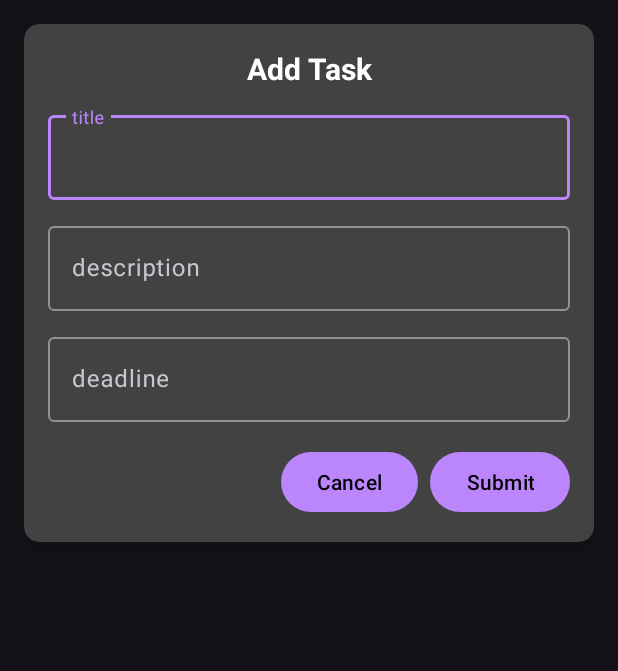
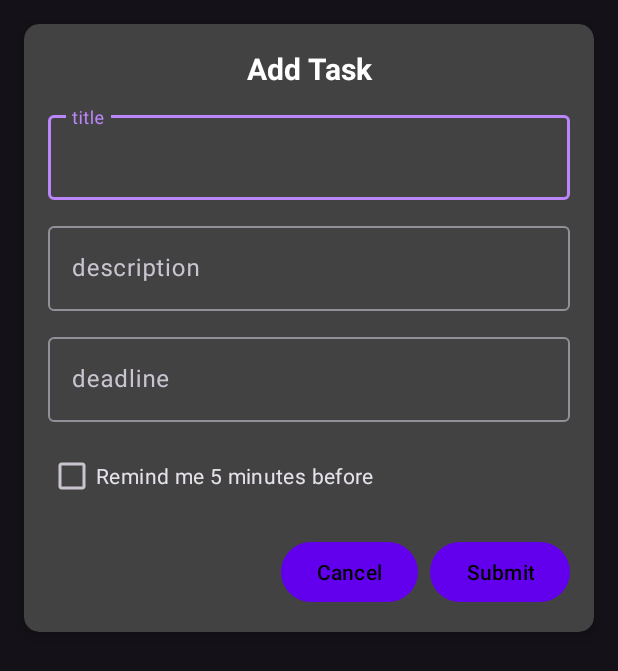
Before and after one commit to fatimaNoori77/TaskManager-MVVM-Clean, an Android app: the layout dialog_add_task.xml on its own in the app's theme, with its tools: preview values and no code run, on a phone screen of 412 x 824 dp. Shown: the top 671 px of the screen. Run offline under Robolectric (Android 15) with nearby library versions, the phone set to English and light mode, and no system bars; network calls fail.

Commit message:
set alarm manager optional(5 minutes before deadline)

```diff
--- a/app/src/main/java/ir/noori/taskmanager/data/alarm/AlarmScheduler.kt
+++ b/app/src/main/java/ir/noori/taskmanager/data/alarm/AlarmScheduler.kt
@@ -11,6 +11,8 @@ import ir.noori.taskmanager.domain.model.Task
 class AlarmScheduler(private val context: Context) {
 
     fun schedule(task: Task) {
+        if(!task.reminderTime) return
+
         val reminderTime = task.dueDate
         val adjustedReminderTime = reminderTime - 5 * 60 * 1000
         val intent = Intent(context, AlarmReceiver::class.java).apply {
--- a/app/src/main/java/ir/noori/taskmanager/data/mapper/TaskMapper.kt
+++ b/app/src/main/java/ir/noori/taskmanager/data/mapper/TaskMapper.kt
@@ -22,7 +22,7 @@ fun Task.toEntity(): TaskEntity {
         description = description ?: "",
         isDone = isDone,
         dueDate = dueDate,
-        reminderTime = reminderTime ?: 0L
+        reminderTime = reminderTime
     )
 }
 
@@ -33,7 +33,7 @@ fun TaskDto.toDomain(): Task {
         description = "",
         isDone = isDone,
         dueDate = 0L,
-        reminderTime = 0L
+        reminderTime = false
     )
 }
 
@@ -43,5 +43,5 @@ fun TaskDto.toEntity(): TaskEntity = TaskEntity(
     description = "",
     isDone = isDone,
     dueDate = 0L,
-    reminderTime = 0L
+    reminderTime = false
 )
--- a/app/src/main/java/ir/noori/taskmanager/data/model/TaskEntity.kt
+++ b/app/src/main/java/ir/noori/taskmanager/data/model/TaskEntity.kt
@@ -11,5 +11,5 @@ data class TaskEntity(
     var description: String,
     var isDone: Boolean = false,
     var dueDate: Long= 0,
-    var reminderTime: Long = 0,
+    var reminderTime: Boolean = false,
 )
--- a/app/src/main/java/ir/noori/taskmanager/domain/model/Task.kt
+++ b/app/src/main/java/ir/noori/taskmanager/domain/model/Task.kt
@@ -6,5 +6,5 @@ data class Task(
     val description: String?,
     var dueDate: Long =0,
     var isDone: Boolean = false,
-    var reminderTime: Long? = null
+    var reminderTime: Boolean = false
 )
--- a/app/src/main/java/ir/noori/taskmanager/presentation/ui/tasklist/MainActivity.kt
+++ b/app/src/main/java/ir/noori/taskmanager/presentation/ui/tasklist/MainActivity.kt
@@ -12,6 +12,7 @@ import android.os.Bundle
 import android.text.InputType
 import android.view.LayoutInflater
 import android.widget.Button
+import android.widget.CheckBox
 import android.widget.EditText
 import android.widget.TextView
 import android.widget.Toast
@@ -120,6 +121,7 @@ class MainActivity : AppCompatActivity() {
         val dialogTitle = dialogView.findViewById<TextView>(R.id.dialogTitle)
         val submitButton = dialogView.findViewById<Button>(R.id.submitButton)
         val cancelButton = dialogView.findViewById<Button>(R.id.cancelButton)
+        val chbReminder = dialogView.findViewById<CheckBox>(R.id.chbReminder)
 
         task?.let {
             titleEditText.setText(it.title)
@@ -152,6 +154,7 @@ class MainActivity : AppCompatActivity() {
         submitButton.setOnClickListener {
             val title = titleEditText.text.toString()
             val description = descriptionEditText.text.toString()
+            val wantsReminder = chbReminder.isChecked
 
             if (title.isNotBlank()) {
                 val updatedTask = Task(
@@ -160,7 +163,7 @@ class MainActivity : AppCompatActivity() {
                     description = description,
                     dueDate = selectedDeadline ?: 0,
                     isDone = false,
-                    reminderTime = 0
+                    reminderTime = wantsReminder
                 )
 
                 if(task == null){
--- a/app/src/main/res/layout/dialog_add_task.xml
+++ b/app/src/main/res/layout/dialog_add_task.xml
@@ -72,6 +72,13 @@
 
         </com.google.android.material.textfield.TextInputLayout>
 
+        <CheckBox
+            android:id="@+id/chbReminder"
+            android:layout_width="wrap_content"
+            android:layout_height="wrap_content"
+            android:text="Remind me 5 minutes before"
+            android:layout_marginTop="12dp"/>
+
         <LinearLayout
             android:layout_width="match_parent"
             android:layout_height="wrap_content"
@@ -91,6 +98,7 @@
                 android:layout_height="wrap_content"
                 android:text="Submit"
                 android:layout_marginStart="8dp" />
+
         </LinearLayout>
 
     </LinearLayout>
```
